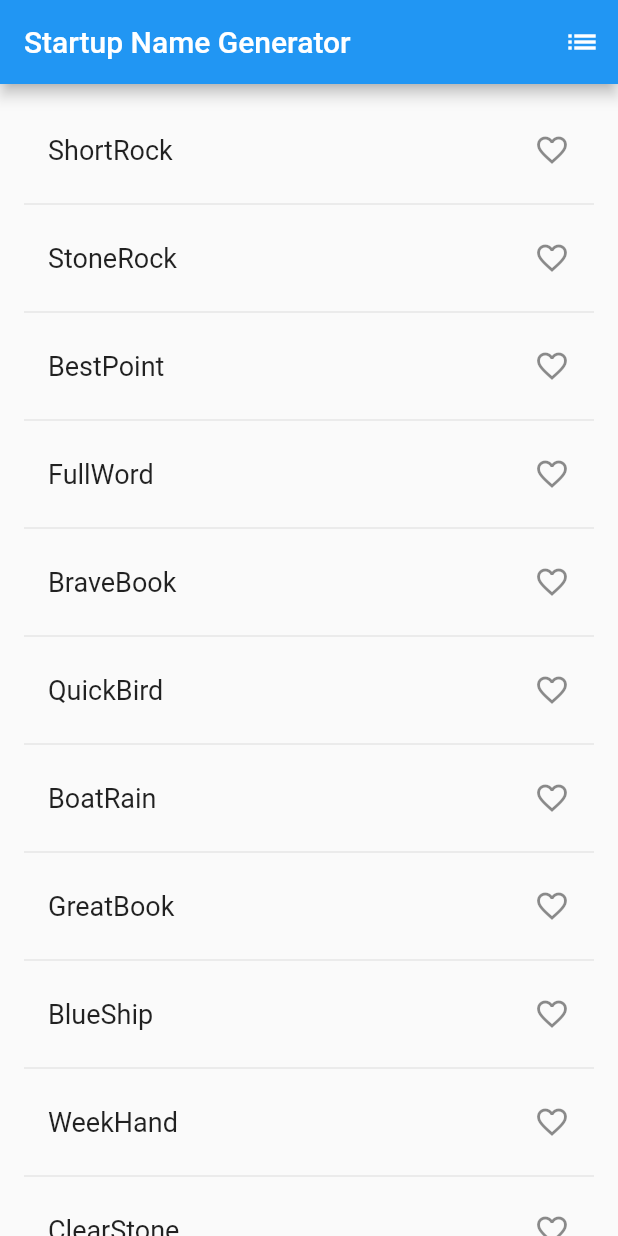
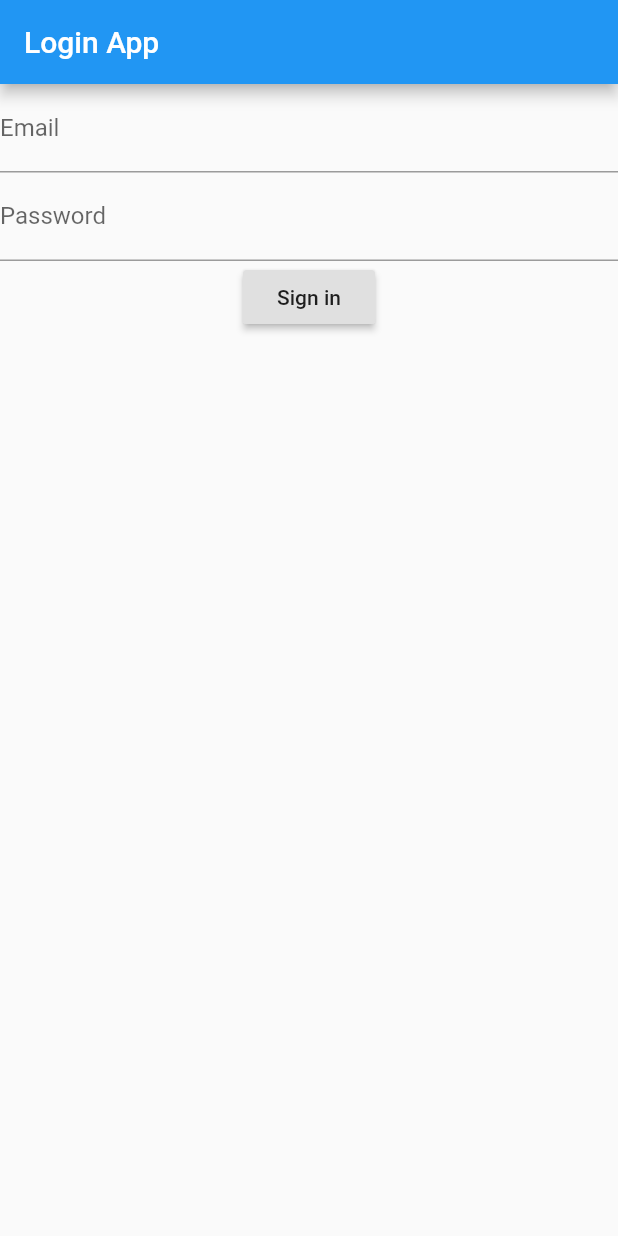
Before and after one commit to keeran2488/flutterAuth, a Flutter app: the screen it shows after launch, on a phone screen of 412 x 824 dp. Run offline on Flutter 3.47's test engine with Material 2 defaults, Android fonts, the phone set to English and light mode, and no system bars.

Commit message:
Sign in page design

```diff
--- a/lib/main.dart
+++ b/lib/main.dart
@@ -1,5 +1,4 @@
 import 'package:flutter/material.dart';
-import 'package:english_words/english_words.dart';
 
 void main() => runApp(MyApp());
 
@@ -7,113 +6,75 @@ class MyApp extends StatelessWidget {
   @override
   Widget build(BuildContext context) {
     return MaterialApp(
-      title: 'Startup Name Generator',
+      title: 'Login App',
       theme: ThemeData.light(),
-      darkTheme: ThemeData.dark(),
-      home: RandomWords(),
+      // darkTheme: ThemeData.dark(),
+      home:Scaffold(
+        appBar: AppBar(
+          title: Text('Login App'),
+        ),
+        body: LogInForm(),
+      ),
     );
   }
 }
 
-class RandomWordsState extends State<RandomWords> {
-  final _suggestions = <WordPair>[];
-  final _saved = Set<WordPair>();
-  final _biggerFont = const TextStyle(fontSize: 18.0);
+class LogInForm extends StatefulWidget {
+  @override
+  _LogInFormState createState() => _LogInFormState();
+}
+
+class _LogInFormState extends State<LogInForm> {
+  String _email, _password;
+  final GlobalKey<FormState> _formKey = GlobalKey<FormState>();
   @override
   Widget build(BuildContext context) {
-    return Scaffold(
-      appBar: AppBar(
-        title: Text('Startup Name Generator'),
-        actions: <Widget>[
-          IconButton(icon: Icon(Icons.list), onPressed: _pushSaved),
-        ],
-      ),
-      body: _buildSuggestions(),
-    );
-  }
+    return Container(
+      child: Form(
+        key: _formKey,
+        child: Column(
+          children: <Widget>[
+            TextFormField(
+              validator: (input){
+                if(input.isEmpty){
+                  return "Please type an email";
+                }
+                return null;
+              },
+              onSaved: (input) => _email = input,
+              decoration: InputDecoration(
+                labelText: 'Email'
+              ),
+            ),
+            TextFormField(
+              validator: (input){
+                if(input.isEmpty){
+                  return 'Your password needs to be atleast 6 characters.';
+                }
+                return null;
+              },
+              onSaved: (input) => _email = input,
+              decoration: InputDecoration(
+                labelText: 'Password'
+              ),
+              obscureText: true,
+            ),
+            RaisedButton(
+              onPressed: (){
 
-  void _pushSaved() {
-    bool switchValue = false;
-    Navigator.of(context).push(
-      MaterialPageRoute<void>(
-        builder: (BuildContext context) {
-          final Iterable<ListTile> tiles = _saved.map(
-                (WordPair pair) {
-              return ListTile(
-                title: Text(
-                  pair.asPascalCase,
-                  style: _biggerFont,
-                ),
-              );
-            },
-          );
-          final List<Widget> divided = ListTile
-              .divideTiles(
-            context: context,
-            tiles: tiles,
-          )
-              .toList();
-
-          return Scaffold(
-            appBar: AppBar(
-              title: Text('Saved Suggestions'),
-              actions: <Widget>[
-                Switch(
-                  value: switchValue,
-                  onChanged: (value){
-                    setState(() {
-                      switchValue = value;
-                    });
-                  },
-                )
-              ],
-            ),
-            body: ListView(children: divided),
-          );
-        },
+              },
+              child: Text("Sign in"),
+            )
+          ]
+        ),
       ),
     );
   }
 
-  Widget _buildSuggestions() {
-    return ListView.builder(
-        padding: const EdgeInsets.all(16.0),
-        itemBuilder: /*1*/ (context, i) {
-          if (i.isOdd) return Divider(); /*2*/
+  void SignIn(){
+    final formState = _formKey.currentState;
+    if(formState.validate()){
 
-          final index = i ~/ 2; /*3*/
-          if (index >= _suggestions.length) {
-            _suggestions.addAll(generateWordPairs().take(10)); /*4*/
-          }
-          return _buildRow(_suggestions[index]);
-        });
-  }
-
-  Widget _buildRow(WordPair pair) {
-    final bool alreadysaved = _saved.contains(pair);
-    return ListTile(
-      title: Text(
-        pair.asPascalCase,
-        style: _biggerFont,
-      ),
-      trailing: Icon(
-        alreadysaved ? Icons.favorite : Icons.favorite_border,
-        color: alreadysaved ? Colors.red : null,
-      ),
-      onTap: () {
-        setState(() {
-          if (alreadysaved) {
-            _saved.remove(pair);
-          } else {
-            _saved.add(pair);
-          }
-        });
-      }, //onTap
-    );
+    }
   }
 }
-
-class RandomWords extends StatefulWidget {
-  @override
-  RandomWordsState createState() => RandomWordsState();
-}
```
Also changed, not shown: 2 other files.
